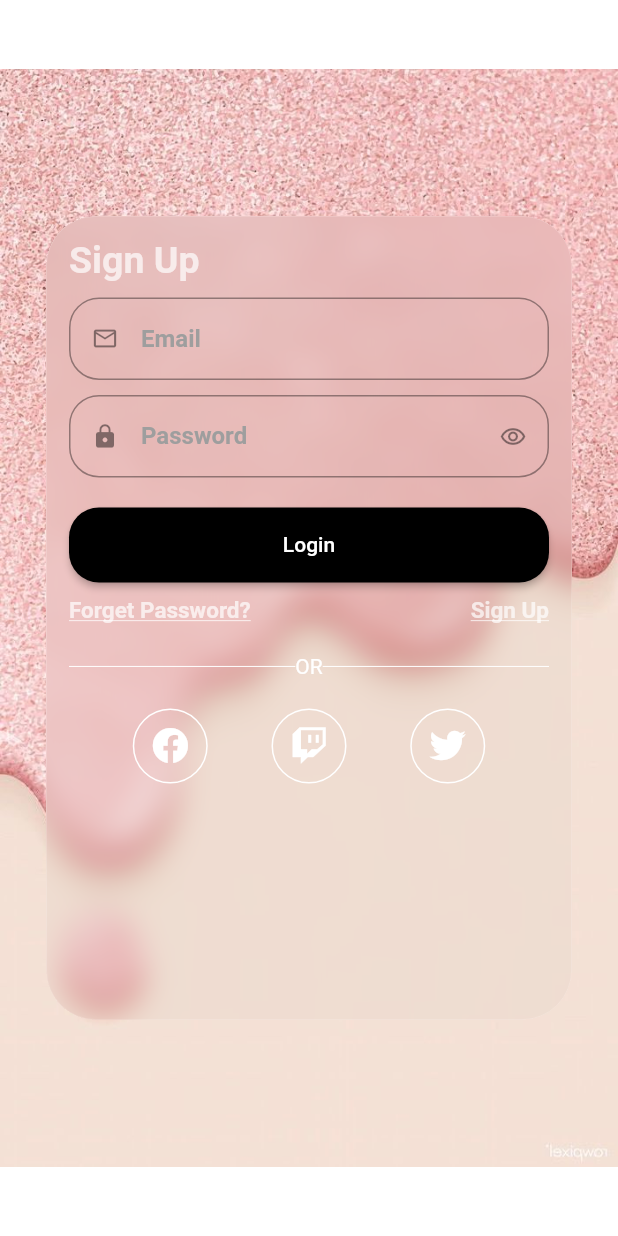
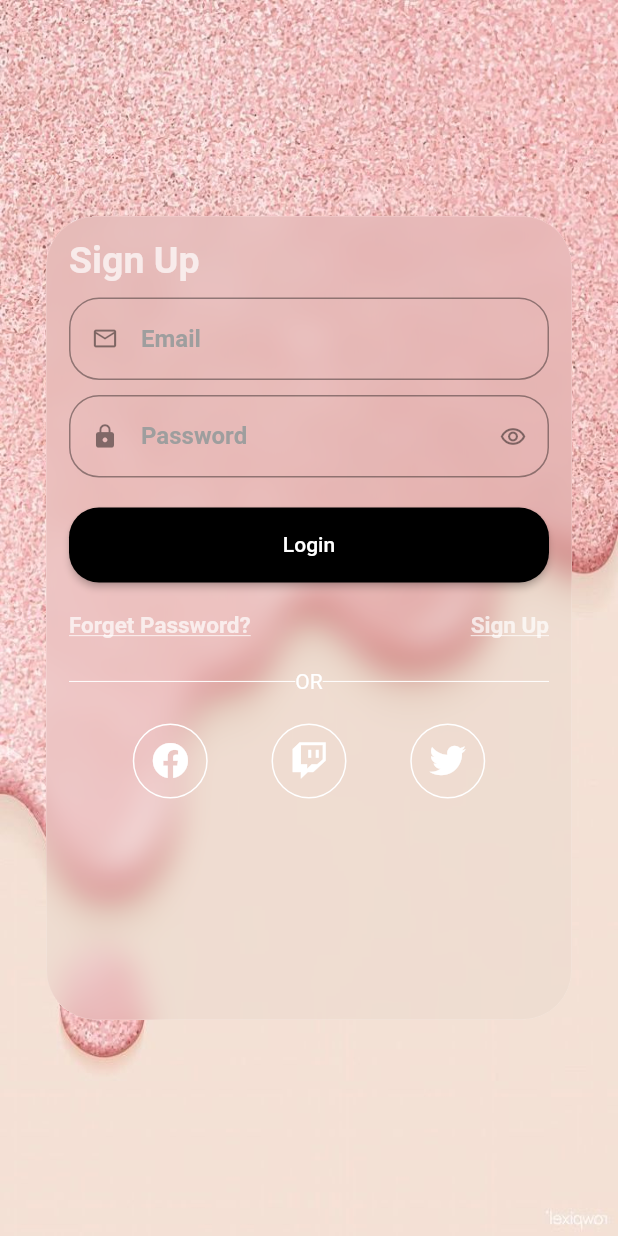
Before and after one commit to pranavo72bex/glassmor_Login, a Flutter app: the screen it shows after launch, on a phone screen of 412 x 824 dp. Run offline on Flutter 3.47's test engine with Material 2 defaults, Android fonts, the phone set to English and light mode, and no system bars; our stand-ins replace font_awesome_flutter, get.

Commit message:
feat: refactor

```diff
--- a/lib/app/modules/home/controllers/home_controller.dart
+++ b/lib/app/modules/home/controllers/home_controller.dart
@@ -1,20 +1,3 @@
 import 'package:get/get.dart';
 
-class HomeController extends GetxController {
-  //TODO: Implement HomeController
-
-  final count = 0.obs;
-  @override
-  void onInit() {
-    super.onInit();
-  }
-
-  @override
-  void onReady() {
-    super.onReady();
-  }
-
-  @override
-  void onClose() {}
-  void increment() => count.value++;
-}
+class HomeController extends GetxController {}
--- a/lib/app/modules/home/views/home_view.dart
+++ b/lib/app/modules/home/views/home_view.dart
@@ -18,7 +18,7 @@ class HomeView extends GetView<HomeController> {
           decoration: BoxDecoration(
             image: DecorationImage(
               image: AssetImage("assets/bc.jpg"),
-              fit: BoxFit.scaleDown,
+              fit: BoxFit.fill,
             ),
           ),
           child: Center(
@@ -57,43 +57,24 @@ class HomeView extends GetView<HomeController> {
                           fontWeight: FontWeight.bold,
                         ),
                       ),
-                      SizedBox(
-                        height: 10,
+                      CustomsizeBox(height: 10),
+                      TextFormField(
+                        keyboardType: TextInputType.emailAddress,
+                        decoration: InputDecoration(
+                          hintText: "Email",
+                          hintStyle: TextStyle(
+                            color: Colors.grey,
+                            fontWeight: FontWeight.bold,
                           ),
-                      emailtextfield(),
-                      SizedBox(
-                        height: 10,
-                      ),
-                      passwordtextfield(),
-                      SizedBox(
-                        height: 20,
-                      ),
-                      Custombutton(),
-                      SizedBox(
-                        height: 10,
-                      ),
-                      forget_signup(),
-                      SizedBox(
-                        height: 20,
-                      ),
-                      CustomDivider(),
-                      SizedBox(
-                        height: 20,
-                      ),
-                      CustomSocialmedia()
-                    ],
+                          prefixIcon: Icon(
+                            Icons.mail_outline,
                           ),
                         ),
+                        onSaved: (value) {},
+                        validator: (value) {},
                       ),
-            ),
-          ),
-        ),
-      ),
-    );
-  }
-
-  TextFormField passwordtextfield() {
-    return TextFormField(
+                      CustomsizeBox(height: 10),
+                      TextFormField(
                         keyboardType: TextInputType.emailAddress,
                         decoration: InputDecoration(
                             hintText: "Password",
@@ -109,24 +90,37 @@ class HomeView extends GetView<HomeController> {
                             )),
                         onSaved: (value) {},
                         validator: (value) {},
+                      ),
+                      CustomsizeBox(height: 20),
+                      Custombutton(),
+                      CustomsizeBox(height: 20),
+                      ForgetSignup(),
+                      CustomsizeBox(height: 20),
+                      CustomDivider(),
+                      CustomsizeBox(height: 20),
+                      CustomSocialmedia()
+                    ],
+                  ),
+                ),
+              ),
+            ),
+          ),
+        ),
+      ),
     );
   }
+}
 
-  TextFormField emailtextfield() {
-    return TextFormField(
-      keyboardType: TextInputType.emailAddress,
-      decoration: InputDecoration(
-        hintText: "Email",
-        hintStyle: TextStyle(
-          color: Colors.grey,
-          fontWeight: FontWeight.bold,
-        ),
-        prefixIcon: Icon(
-          Icons.mail_outline,
-        ),
-      ),
-      onSaved: (value) {},
-      validator: (value) {},
+class CustomsizeBox extends StatelessWidget {
+  const CustomsizeBox({
+    Key? key,
+    required this.height,
+  }) : super(key: key);
+  final double height;
+  @override
+  Widget build(BuildContext context) {
+    return SizedBox(
+      height: height,
     );
   }
 }
@@ -141,13 +135,13 @@ class CustomSocialmedia extends StatelessWidget {
     return Row(
       mainAxisAlignment: MainAxisAlignment.spaceEvenly,
       children: [
-        socialMedia(
+        SocialMedia(
           icon: FontAwesomeIcons.facebook,
         ),
-        socialMedia(
+        SocialMedia(
           icon: FontAwesomeIcons.twitch,
         ),
-        socialMedia(
+        SocialMedia(
           icon: FontAwesomeIcons.twitter,
         ),
       ],
@@ -181,8 +175,8 @@ class CustomDivider extends StatelessWidget {
   }
 }
 
-class forget_signup extends StatelessWidget {
-  const forget_signup({
+class ForgetSignup extends StatelessWidget {
+  const ForgetSignup({
     Key? key,
   }) : super(key: key);
 
@@ -191,25 +185,29 @@ class forget_signup extends StatelessWidget {
     return Row(
       mainAxisAlignment: MainAxisAlignment.spaceBetween,
       children: [
-        Text(
-          "Forget Password?",
+        CustomText(text: 'Forget Password?'),
+        CustomText(text: 'Sign Up'),
+      ],
+    );
+  }
+}
+
+class CustomText extends StatelessWidget {
+  const CustomText({
+    Key? key,
+    required this.text,
+  }) : super(key: key);
+  final String text;
+  @override
+  Widget build(BuildContext context) {
+    return Text(
+      text,
       style: TextStyle(
         color: Colors.white70,
         fontWeight: FontWeight.bold,
         fontSize: 15,
         decoration: TextDecoration.underline,
       ),
-        ),
-        Text(
-          "Sign Up",
-          style: TextStyle(
-            color: Colors.white70,
-            fontWeight: FontWeight.bold,
-            fontSize: 15,
-            decoration: TextDecoration.underline,
-          ),
-        ),
-      ],
     );
   }
 }
@@ -232,12 +230,12 @@ class Custombutton extends StatelessWidget {
   }
 }
 
-class socialMedia extends StatelessWidget {
-  const socialMedia({
+class SocialMedia extends StatelessWidget {
+  const SocialMedia({
     Key? key,
-    this.icon,
+    required this.icon,
   }) : super(key: key);
-  final icon;
+  final IconData icon;
 
   @override
   Widget build(BuildContext context) {
```
Also changed, not shown: pubspec.lock. Lines whose indentation alone changed are shown as unchanged.
